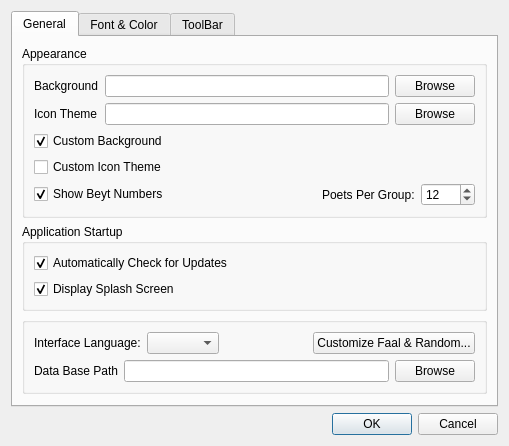
Old version of the form settings.ui in the repository srazi/Saaghar.
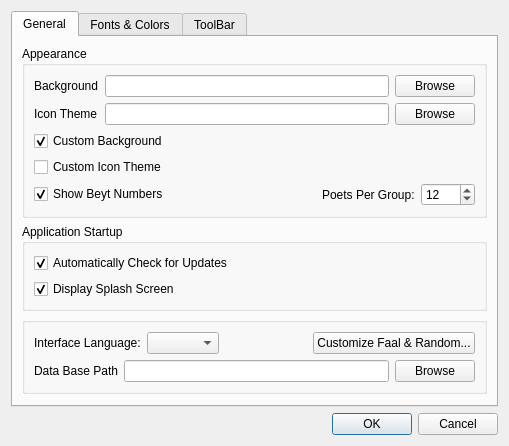
New version of the form. Icons and pictures are not drawn.

Patch:
```diff
--- a/settings.ui
+++ b/settings.ui
@@ -7,7 +7,7 @@
     <x>0</x>
     <y>0</y>
     <width>509</width>
-    <height>410</height>
+    <height>430</height>
    </rect>
   </property>
   <property name="windowTitle">
@@ -304,7 +304,7 @@
      </widget>
      <widget class="QWidget" name="tab">
       <attribute name="title">
-       <string>Font &amp;&amp; Color</string>
+       <string>Fonts &amp;&amp; Colors</string>
       </attribute>
       <layout class="QVBoxLayout" name="verticalLayout">
        <item>
```
